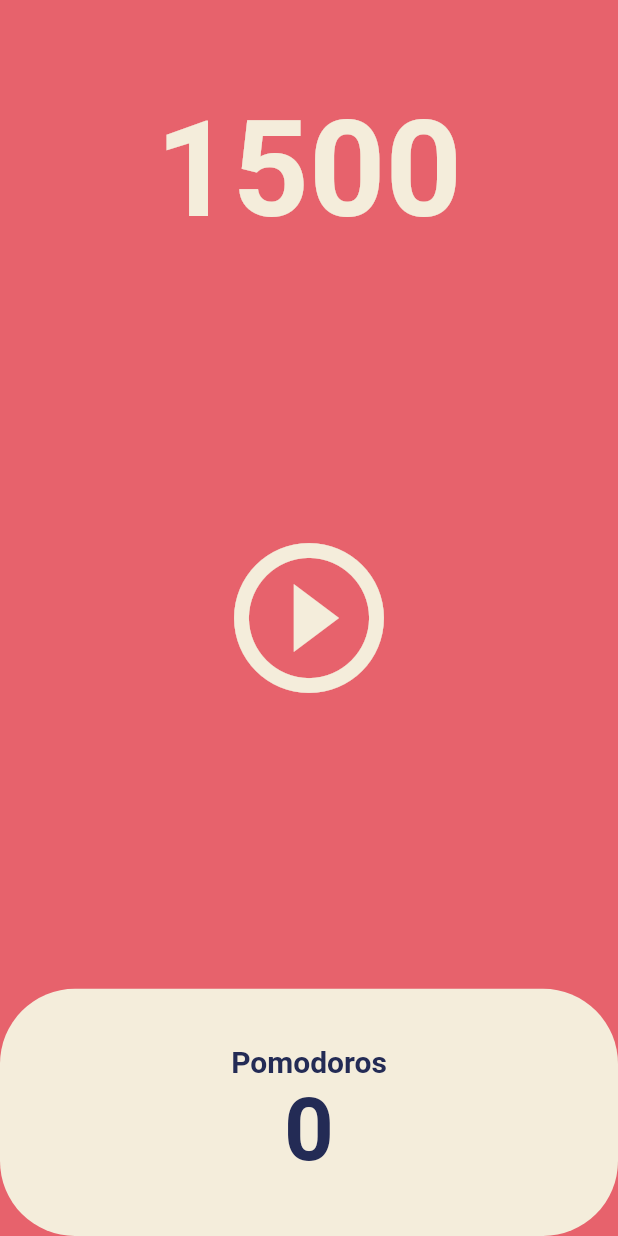
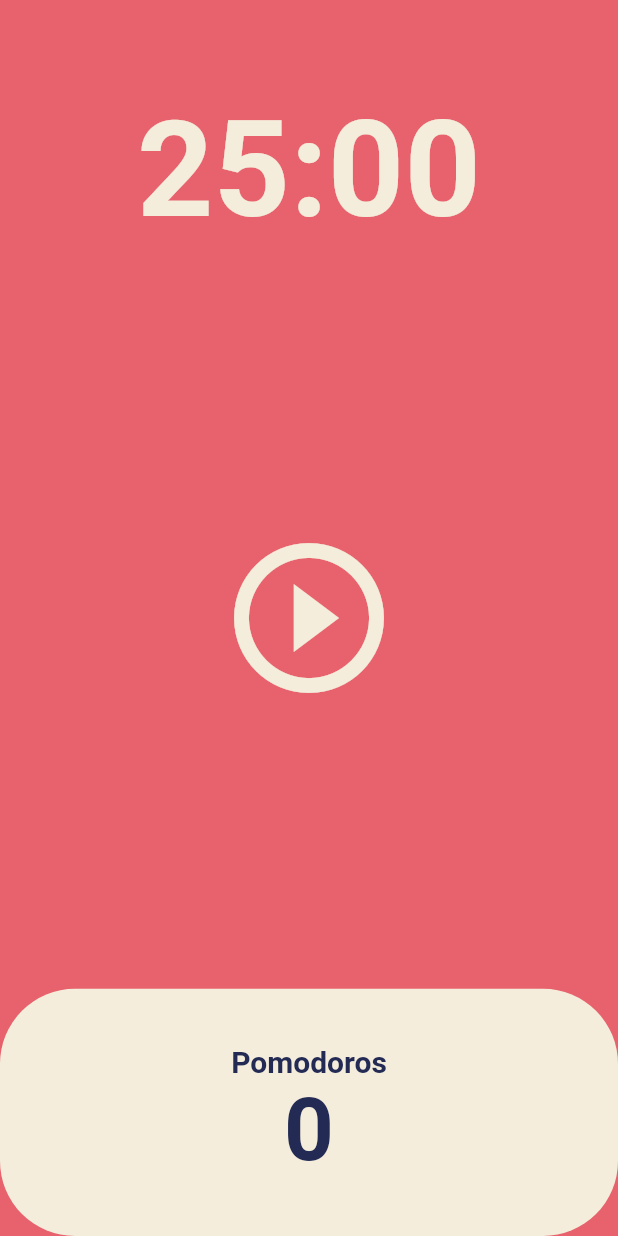
Before and after one commit to flow2lime/flutter-second, a Flutter app: the screen it shows after launch, on a phone screen of 412 x 824 dp. Run offline on Flutter 3.47's test engine with Material 2 defaults, Android fonts, the phone set to English and light mode, and no system bars.

Commit message:
[feat] added pause & formatted number

```diff
--- a/lib/screens/home_screen.dart
+++ b/lib/screens/home_screen.dart
@@ -10,17 +10,44 @@ class HomeScreen extends StatefulWidget {
 }
 
 class _HomeScreenState extends State<HomeScreen> {
-  int totalSeconds = 1500;
+  static const twentyFiveMinutes = 1500;
+  int totalSeconds = twentyFiveMinutes;
+  bool isRunning = false;
+  int totalPodoros = 0;
   late Timer timer;
 
   void onTick(Timer timer) {
-    setState(() {
-      totalSeconds = totalSeconds - 1;
-    });
+    if (totalSeconds == 0) {
+      setState(() {
+        totalPodoros = totalPodoros + 1;
+        isRunning = false;
+        totalSeconds = twentyFiveMinutes;
+      });
+      timer.cancel();
+    } else {
+      setState(() {
+        totalSeconds = totalSeconds - 1;
+      });
+    }
   }
 
   void onStartPressed() {
     timer = Timer.periodic(const Duration(seconds: 1), onTick);
+    setState(() {
+      isRunning = true;
+    });
+  }
+
+  void onPausePressed() {
+    timer.cancel();
+    setState(() {
+      isRunning = false;
+    });
+  }
+
+  String foramt(int seconds) {
+    var duration = Duration(seconds: seconds);
+    return duration.toString().split(".").first.substring(2, 7);
   }
 
   @override
@@ -34,7 +61,7 @@ class _HomeScreenState extends State<HomeScreen> {
             child: Container(
               alignment: Alignment.bottomCenter,
               child: Text(
-                '$totalSeconds',
+                foramt(totalSeconds),
                 style: const TextStyle(
                   color: Color(0xFFF4EDDB),
                   fontSize: 89,
@@ -49,8 +76,10 @@ class _HomeScreenState extends State<HomeScreen> {
               child: IconButton(
                 iconSize: 120,
                 color: Theme.of(context).cardColor,
-                onPressed: onStartPressed,
-                icon: const Icon(Icons.play_circle_outline),
+                onPressed: isRunning ? onPausePressed : onStartPressed,
+                icon: Icon(isRunning
+                    ? Icons.pause_circle_outline
+                    : Icons.play_circle_outline),
               ),
             ),
           ),
@@ -64,10 +93,10 @@ class _HomeScreenState extends State<HomeScreen> {
                       color: Theme.of(context).cardColor,
                       borderRadius: BorderRadius.circular(50),
                     ),
-                    child: const Column(
+                    child: Column(
                       mainAxisAlignment: MainAxisAlignment.center,
                       children: [
-                        Text(
+                        const Text(
                           'Pomodoros',
                           style: TextStyle(
                             fontSize: 20,
@@ -76,8 +105,8 @@ class _HomeScreenState extends State<HomeScreen> {
                           ),
                         ),
                         Text(
-                          '0',
-                          style: TextStyle(
+                          '$totalPodoros',
+                          style: const TextStyle(
                             fontSize: 58,
                             fontWeight: FontWeight.w600,
                             color: Color(0xFF232B55),
```
